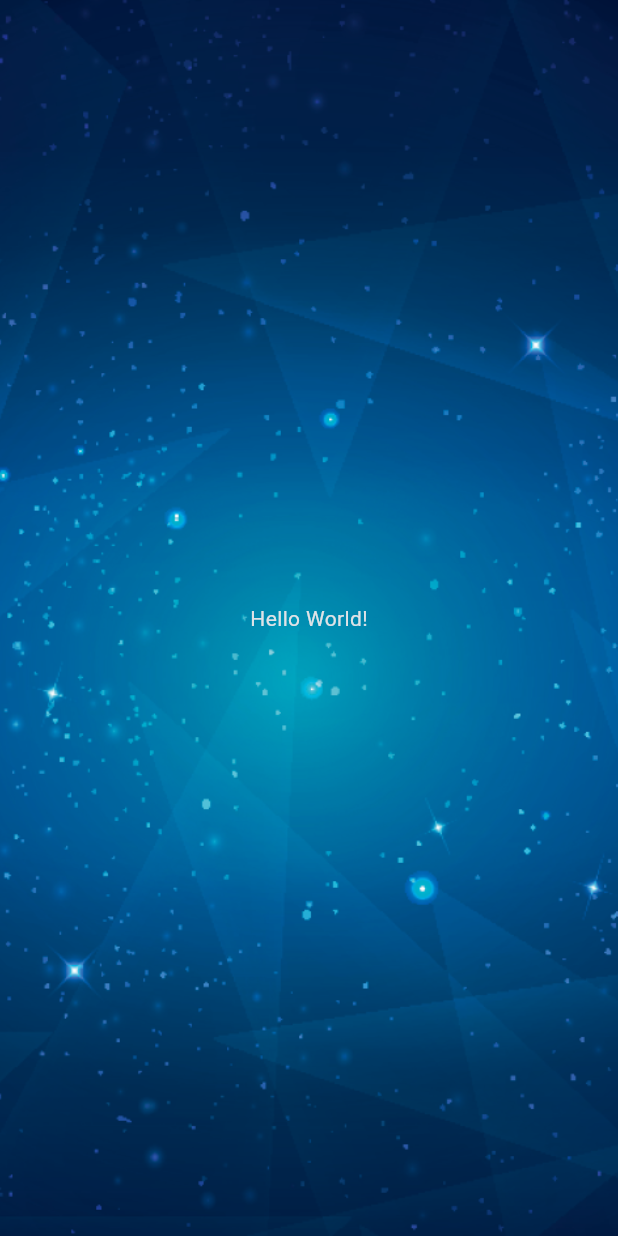
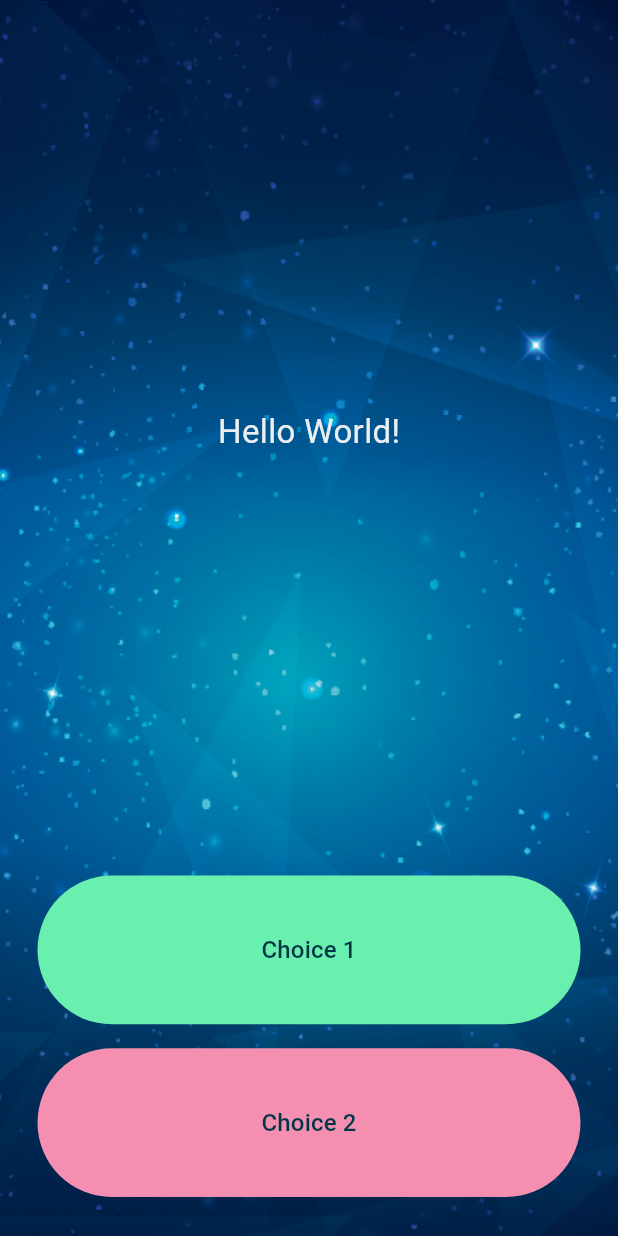
Before and after one commit to csarevalo/destiny-story, a Flutter app: the screen it shows after launch, on a phone screen of 412 x 824 dp. Run offline on Flutter 3.47's test engine with Material 3 defaults, Android fonts, the phone set to English and light mode, and no system bars.

Commit message:
created basic app structure

```diff
--- a/lib/main.dart
+++ b/lib/main.dart
@@ -1,36 +1,6 @@
+import 'package:destiny_story/src/destiny_story_app.dart';
 import 'package:flutter/material.dart';
 
 void main() {
   runApp(const DestinyStoryApp());
 }
-
-class DestinyStoryApp extends StatelessWidget {
-  const DestinyStoryApp({super.key});
-
-  @override
-  Widget build(BuildContext context) {
-    return MaterialApp(
-      theme: ThemeData.from(
-        colorScheme: ColorScheme.fromSeed(
-          seedColor: Colors.blueGrey,
-          brightness: Brightness.dark,
-        ),
-      ),
-      home: const Scaffold(
-        body: DecoratedBox(
-          decoration: BoxDecoration(
-            image: DecorationImage(
-              fit: BoxFit.cover,
-              image: AssetImage(
-                'assets/imgs/background.png',
-              ),
-            ),
-          ),
-          child: Center(
-            child: Text('Hello World!'),
-          ),
-        ),
-      ),
-    );
-  }
-}
--- /dev/null
+++ b/lib/src/destiny_story_app.dart
@@ -0,0 +1,19 @@
+import 'package:destiny_story/src/screens/home_screen.dart';
+import 'package:flutter/material.dart';
+
+class DestinyStoryApp extends StatelessWidget {
+  const DestinyStoryApp({super.key});
+
+  @override
+  Widget build(BuildContext context) {
+    return MaterialApp(
+      theme: ThemeData.from(
+        colorScheme: ColorScheme.fromSeed(
+          seedColor: Colors.blueGrey,
+          brightness: Brightness.dark,
+        ),
+      ),
+      home: const HomeScreen(),
+    );
+  }
+}
--- /dev/null
+++ b/lib/src/screens/home_screen.dart
@@ -0,0 +1,63 @@
+import 'package:destiny_story/src/widgets/select_path_button.dart';
+import 'package:flutter/material.dart';
+
+class HomeScreen extends StatelessWidget {
+  const HomeScreen({
+    super.key,
+  });
+
+  @override
+  Widget build(BuildContext context) {
+    return Scaffold(
+      body: SafeArea(
+        child: DecoratedBox(
+          decoration: const BoxDecoration(
+            image: DecorationImage(
+              fit: BoxFit.cover,
+              image: AssetImage(
+                'assets/imgs/background.png',
+              ),
+            ),
+          ),
+          child: Center(
+            child: Column(
+              mainAxisAlignment: MainAxisAlignment.center,
+              crossAxisAlignment: CrossAxisAlignment.stretch,
+              children: [
+                Expanded(
+                  flex: 5,
+                  child: Center(
+                    child: Text(
+                      'Hello World!',
+                      style: TextStyle(
+                        color: Colors.blueGrey[50],
+                        fontSize: 22,
+                      ),
+                    ),
+                  ),
+                ),
+                Expanded(
+                  flex: 1,
+                  child: SelectPathButton(
+                    onPressed: () {},
+                    text: 'Choice 1',
+                    backgroundColor: Colors.greenAccent,
+                  ),
+                ),
+                Expanded(
+                  flex: 1,
+                  child: SelectPathButton(
+                    onPressed: () {},
+                    text: 'Choice 2',
+                    backgroundColor: Colors.pink[200],
+                  ),
+                ),
+                const SizedBox(height: 18.0)
+              ],
+            ),
+          ),
+        ),
+      ),
+    );
+  }
+}
--- /dev/null
+++ b/lib/src/widgets/select_path_button.dart
@@ -0,0 +1,34 @@
+import 'package:flutter/material.dart';
+
+class SelectPathButton extends StatelessWidget {
+  const SelectPathButton({
+    super.key,
+    required this.onPressed,
+    required this.text,
+    this.backgroundColor,
+  });
+
+  final void Function() onPressed;
+  final String text;
+  final Color? backgroundColor;
+
+  @override
+  Widget build(BuildContext context) {
+    return Padding(
+      padding: const EdgeInsets.symmetric(
+        horizontal: 25.0,
+        vertical: 8.0,
+      ),
+      child: FilledButton(
+        style: ButtonStyle(
+          backgroundColor: WidgetStatePropertyAll(backgroundColor),
+        ),
+        onPressed: onPressed,
+        child: Text(
+          text,
+          style: const TextStyle(fontSize: 16.0),
+        ),
+      ),
+    );
+  }
+}
```
